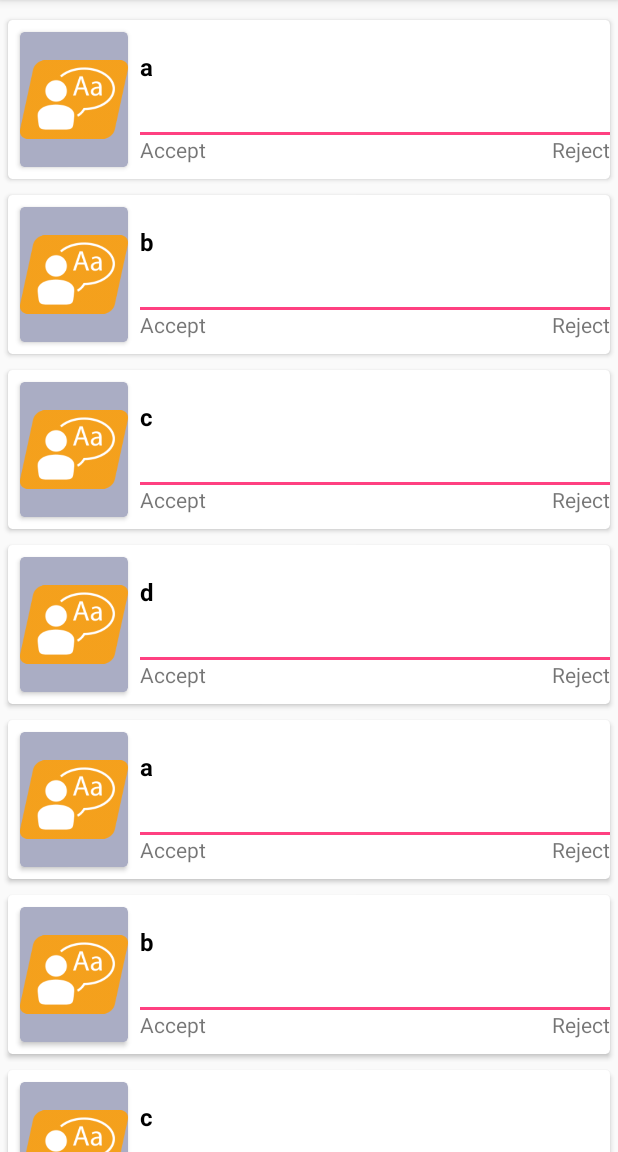
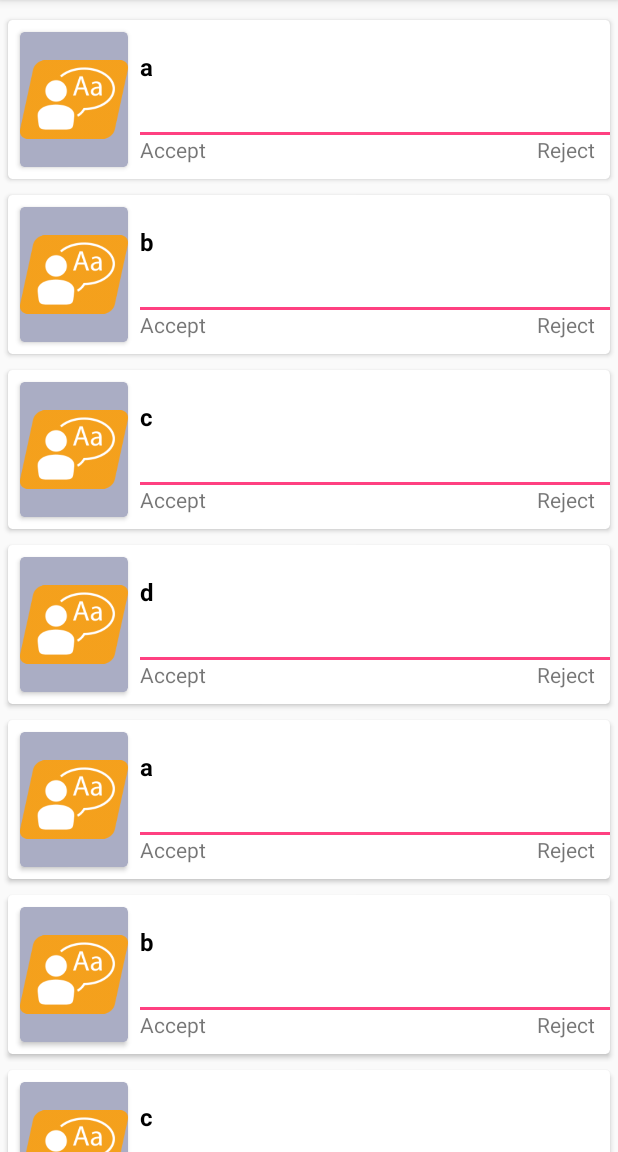
Before and after one commit to md-nurul-islam/Restaurant, an Android app: the HomeFragment screen opened directly, with no data from a screen before it, on a phone screen of 412 x 824 dp, the part 84-1236 px from its top. Run offline under Robolectric (Android 15) with nearby library versions, the light colour scheme and no system bars; pictures from the network do not load.

Commit message:
adapter data set

```diff
--- a/app/src/main/res/layout/single_item_res.xml
+++ b/app/src/main/res/layout/single_item_res.xml
@@ -100,6 +100,7 @@
                         android:layout_width="wrap_content"
                         android:layout_height="wrap_content" />
                     <TextView
+                        android:paddingRight="@dimen/size_10dp"
                         android:layout_alignParentEnd="true"
                         android:layout_alignParentRight="true"
                         android:text="Reject"
```
